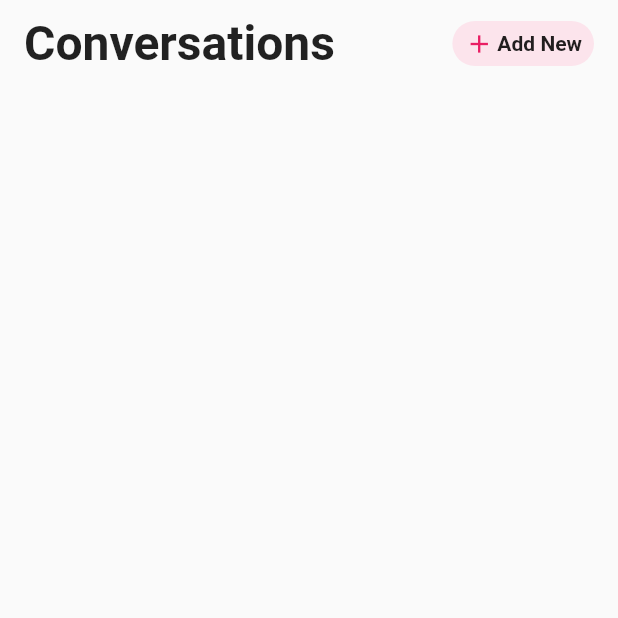
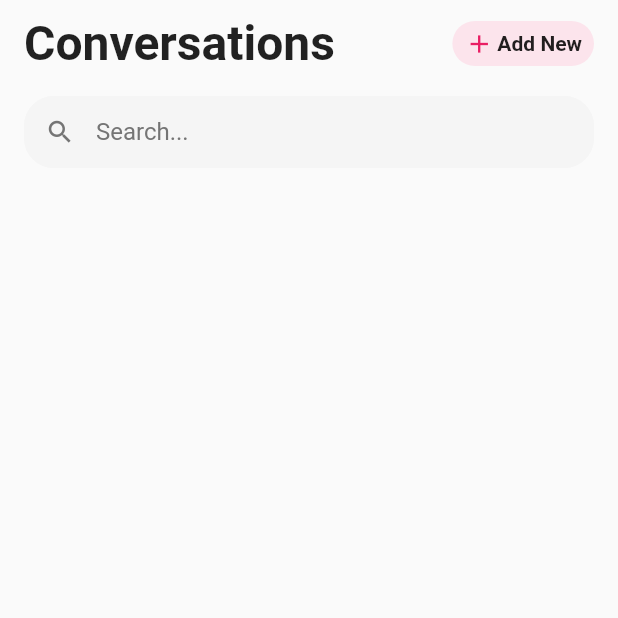
Before and after one commit to ron93/archives, a Flutter app: the screen it shows after launch, on a phone screen of 412 x 824 dp, the top half of it. Run offline on Flutter 3.47's test engine with Material 2 defaults, Android fonts, the phone set to English and light mode, and no system bars.

Commit message:
ChatPage: searchbar added

```diff
--- a/lib/screens/chatPage.dart
+++ b/lib/screens/chatPage.dart
@@ -42,7 +42,27 @@ class _ChatPageState extends State<ChatPage>{
                   ],
                 ),
               ),
+
             ),
+            SafeArea(child: Padding(
+              padding: EdgeInsets.only(top: 16,left: 16,right: 16),
+              child: TextField(
+                decoration: InputDecoration(
+                  hintText: "Search...",
+                  hintStyle: TextStyle(color: Colors.grey.shade600),
+                  prefixIcon: Icon(Icons.search,color: Colors.grey.shade600, size: 20,),
+                  filled: true,
+                  fillColor: Colors.grey.shade100,
+                  contentPadding: EdgeInsets.all(8),
+                  enabledBorder: OutlineInputBorder(
+                      borderRadius: BorderRadius.circular(20),
+                      borderSide: BorderSide(
+                          color: Colors.grey.shade100
+                      )
+                  ),
+                ),
+              ),
+            ),),
           ],
         ),
       ),
```
